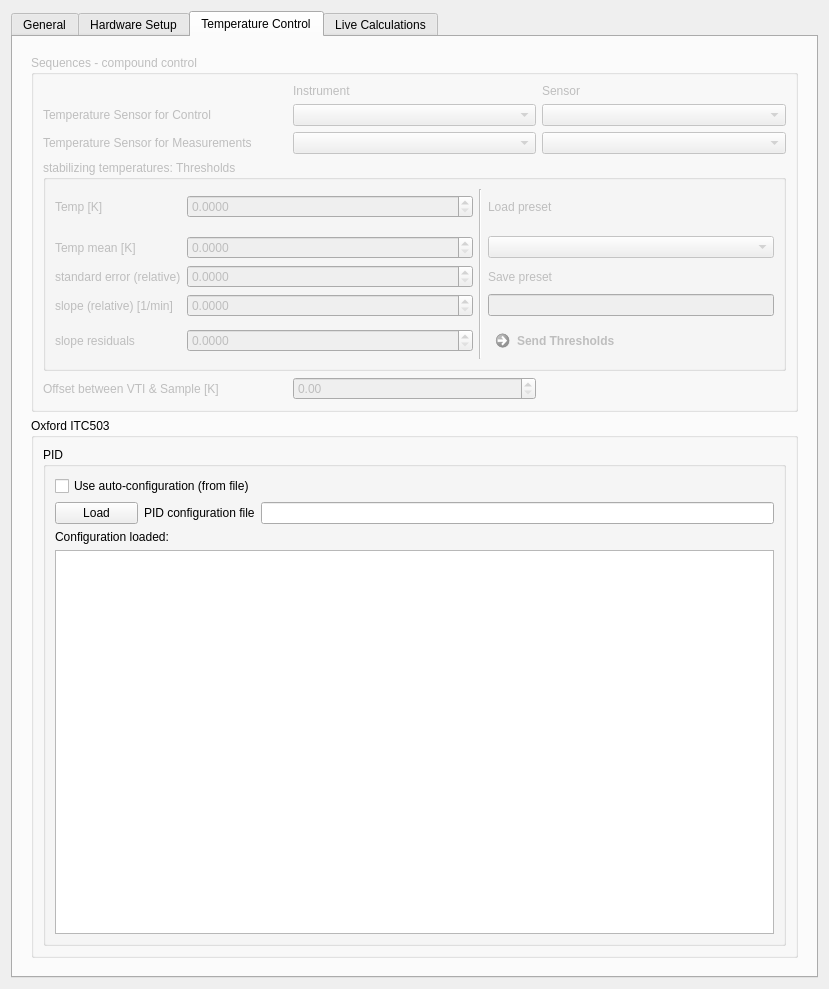
The window that CryostatGUI/configurations/settings_global.ui (Cryostat-GUI/Cryostat-GUI) describes before a commit, drawn with Qt 5.
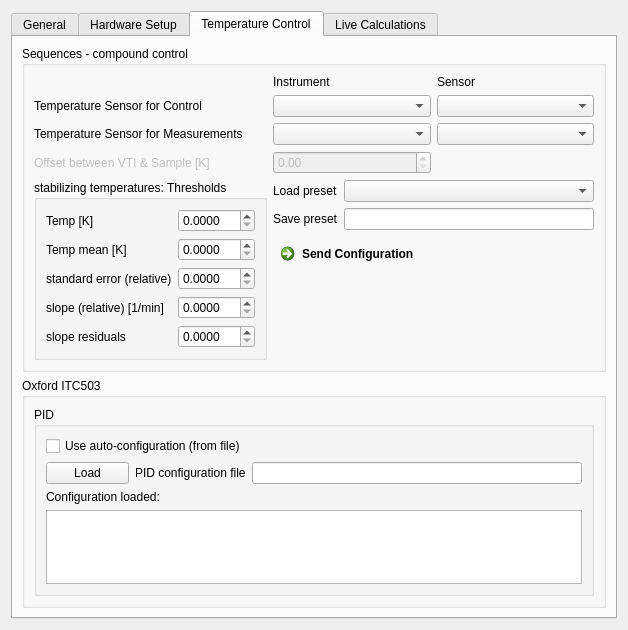
The same window after the commit.

Commit message: GUI progress for Sequence Thresholds

```diff
--- a/CryostatGUI/configurations/settings_global.ui
+++ b/CryostatGUI/configurations/settings_global.ui
@@ -6,8 +6,8 @@
    <rect>
     <x>0</x>
     <y>0</y>
-    <width>829</width>
-    <height>989</height>
+    <width>628</width>
+    <height>630</height>
    </rect>
   </property>
   <property name="windowTitle">
@@ -756,216 +756,22 @@
        <string>Temperature Control</string>
       </attribute>
       <layout class="QGridLayout" name="gridLayout_5">
-       <item row="0" column="0">
-        <widget class="QWidget" name="widget" native="true">
-         <layout class="QGridLayout" name="gridLayout_9" rowstretch="0,1">
-          <item row="0" column="0">
-           <widget class="QGroupBox" name="groupBox">
-            <property name="enabled">
-             <bool>false</bool>
-            </property>
-            <property name="title">
-             <string>Sequences - compound control</string>
-            </property>
-            <layout class="QGridLayout" name="gridLayout_4">
-             <item row="1" column="1">
-              <widget class="QComboBox" name="combo_SensorControl_Instrument"/>
-             </item>
-             <item row="1" column="0">
-              <widget class="QLabel" name="label_10">
-               <property name="text">
-                <string>Temperature Sensor for Control</string>
-               </property>
-              </widget>
-             </item>
-             <item row="1" column="2">
-              <widget class="QComboBox" name="combo_SensorControl_Sensor"/>
-             </item>
-             <item row="2" column="0">
-              <widget class="QLabel" name="label_19">
-               <property name="text">
-                <string>Temperature Sensor for Measurements</string>
-               </property>
-              </widget>
-             </item>
-             <item row="2" column="1">
-              <widget class="QComboBox" name="combo_SensorMeas_Instrument"/>
-             </item>
-             <item row="2" column="2">
-              <widget class="QComboBox" name="combo_SensorMeas_Sensor"/>
-             </item>
-             <item row="4" column="0" colspan="3">
-              <widget class="QGroupBox" name="groupBox_4">
-               <property name="title">
-                <string>stabilizing temperatures: Thresholds</string>
-               </property>
-               <layout class="QGridLayout" name="gridLayout_8" rowstretch="0,0,0,0,0,0,0,0" columnstretch="0,0,1,0,1">
-                <item row="1" column="0">
-                 <widget class="QLabel" name="label_12">
-                  <property name="text">
-                   <string>Temp [K]</string>
-                  </property>
-                 </widget>
-                </item>
-                <item row="7" column="2">
-                 <widget class="QDoubleSpinBox" name="spin_Sequence_threshold_slopeResiduals">
-                  <property name="decimals">
-                   <number>4</number>
-                  </property>
-                  <property name="maximum">
-                   <double>100.000000000000000</double>
-                  </property>
-                 </widget>
-                </item>
-                <item row="5" column="2">
-                 <widget class="QDoubleSpinBox" name="doubleSpinBox_15">
-                  <property name="decimals">
-                   <number>4</number>
-                  </property>
-                  <property name="maximum">
-                   <double>100.000000000000000</double>
-                  </property>
-                 </widget>
-                </item>
-                <item row="7" column="0">
-                 <widget class="QLabel" name="label_15">
-                  <property name="text">
-                   <string>slope residuals</string>
-                  </property>
-                 </widget>
-                </item>
-                <item row="5" column="0">
-                 <widget class="QLabel" name="label_18">
-                  <property name="text">
-                   <string>standard error (relative)</string>
-                  </property>
-                 </widget>
-                </item>
-                <item row="0" column="3" rowspan="8">
-                 <widget class="Line" name="line_3">
-                  <property name="orientation">
-                   <enum>Qt::Vertical</enum>
-                  </property>
-                 </widget>
-                </item>
-                <item row="4" column="2">
-                 <widget class="QDoubleSpinBox" name="spin_Sequence_threshold_Tmean_K">
-                  <property name="decimals">
-                   <number>4</number>
-                  </property>
-                  <property name="minimum">
-                   <double>0.000000000000000</double>
-                  </property>
-                  <property name="maximum">
-                   <double>300.000000000000000</double>
-                  </property>
-                 </widget>
-                </item>
-                <item row="6" column="2">
-                 <widget class="QDoubleSpinBox" name="spin_Sequence_threshold_slope_Kpmin">
-                  <property name="decimals">
-                   <number>4</number>
-                  </property>
-                  <property name="maximum">
-                   <double>100.000000000000000</double>
-                  </property>
-                 </widget>
-                </item>
-                <item row="6" column="0">
-                 <widget class="QLabel" name="label_14">
-                  <property name="text">
-                   <string>slope (relative) [1/min]</string>
-                  </property>
-                 </widget>
-                </item>
-                <item row="4" column="0">
-                 <widget class="QLabel" name="label_13">
-                  <property name="text">
-                   <string>Temp mean [K]</string>
-                  </property>
-                 </widget>
-                </item>
-                <item row="1" column="2">
-                 <widget class="QDoubleSpinBox" name="spin_Sequence_threshold_T_K">
-                  <property name="decimals">
-                   <number>4</number>
-                  </property>
-                  <property name="minimum">
-                   <double>0.000000000000000</double>
-                  </property>
-                  <property name="maximum">
-                   <double>300.000000000000000</double>
-                  </property>
-                 </widget>
-                </item>
-                <item row="7" column="4">
-                 <widget class="QCommandLinkButton" name="command_sendThresholds">
-                  <property name="text">
-                   <string>Send Thresholds</string>
-                  </property>
-                 </widget>
-                </item>
-                <item row="5" column="4">
-                 <widget class="QLabel" name="label_17">
-                  <property name="text">
-                   <string>Save preset</string>
-                  </property>
-                 </widget>
-                </item>
-                <item row="4" column="4">
-                 <widget class="QComboBox" name="combo_thresholdsLoadingPreset"/>
-                </item>
-                <item row="6" column="4">
-                 <widget class="QLineEdit" name="lineEdit_thresholdsSavingPreset"/>
-                </item>
-                <item row="1" column="4">
-                 <widget class="QLabel" name="label_16">
-                  <property name="text">
-                   <string>Load preset</string>
-                  </property>
-                 </widget>
-                </item>
-               </layout>
-              </widget>
-             </item>
-             <item row="0" column="1">
-              <widget class="QLabel" name="label_20">
-               <property name="text">
-                <string>Instrument</string>
-               </property>
-              </widget>
-             </item>
-             <item row="0" column="2">
-              <widget class="QLabel" name="label_21">
-               <property name="text">
-                <string>Sensor</string>
-               </property>
-              </widget>
-             </item>
-             <item row="5" column="0">
-              <widget class="QLabel" name="label_11">
-               <property name="enabled">
-                <bool>false</bool>
-               </property>
-               <property name="text">
-                <string>Offset between VTI &amp; Sample [K]</string>
-               </property>
-              </widget>
-             </item>
-             <item row="5" column="1">
-              <widget class="QDoubleSpinBox" name="spin_Sequence_sampleOffsetLinear_K">
-               <property name="enabled">
-                <bool>false</bool>
-               </property>
-               <property name="maximum">
-                <double>300.000000000000000</double>
-               </property>
-              </widget>
-             </item>
-            </layout>
-           </widget>
-          </item>
-          <item row="1" column="0">
+       <item row="1" column="0">
+        <widget class="QWidget" name="TemperatureControl" native="true">
+         <layout class="QGridLayout" name="gridLayout_9" rowstretch="0,1,0">
+          <property name="leftMargin">
+           <number>0</number>
+          </property>
+          <property name="topMargin">
+           <number>0</number>
+          </property>
+          <property name="rightMargin">
+           <number>0</number>
+          </property>
+          <property name="bottomMargin">
+           <number>0</number>
+          </property>
+          <item row="2" column="0">
            <widget class="QGroupBox" name="groupBox_2">
             <property name="maximumSize">
              <size>
@@ -1036,6 +842,215 @@
             </layout>
            </widget>
           </item>
+          <item row="1" column="0">
+           <widget class="QGroupBox" name="groupBox">
+            <property name="enabled">
+             <bool>true</bool>
+            </property>
+            <property name="title">
+             <string>Sequences - compound control</string>
+            </property>
+            <layout class="QGridLayout" name="gridLayout_4">
+             <item row="4" column="0" rowspan="2">
+              <widget class="QGroupBox" name="groupBox_4">
+               <property name="title">
+                <string>stabilizing temperatures: Thresholds</string>
+               </property>
+               <layout class="QGridLayout" name="gridLayout_8" rowstretch="1,1,0,0,0,0,0" columnstretch="0,0,0,0">
+                <item row="1" column="0">
+                 <widget class="QLabel" name="label_12">
+                  <property name="text">
+                   <string>Temp [K]</string>
+                  </property>
+                 </widget>
+                </item>
+                <item row="5" column="2">
+                 <widget class="QDoubleSpinBox" name="spin_Sequence_threshold_slopeResiduals">
+                  <property name="decimals">
+                   <number>4</number>
+                  </property>
+                  <property name="maximum">
+                   <double>100.000000000000000</double>
+                  </property>
+                 </widget>
+                </item>
+                <item row="3" column="2">
+                 <widget class="QDoubleSpinBox" name="doubleSpinBox_15">
+                  <property name="decimals">
+                   <number>4</number>
+                  </property>
+                  <property name="maximum">
+                   <double>100.000000000000000</double>
+                  </property>
+                 </widget>
+                </item>
+                <item row="5" column="0">
+                 <widget class="QLabel" name="label_15">
+                  <property name="text">
+                   <string>slope residuals</string>
+                  </property>
+                 </widget>
+                </item>
+                <item row="3" column="0">
+                 <widget class="QLabel" name="label_18">
+                  <property name="text">
+                   <string>standard error (relative)</string>
+                  </property>
+                 </widget>
+                </item>
+                <item row="2" column="0">
+                 <widget class="QLabel" name="label_13">
+                  <property name="text">
+                   <string>Temp mean [K]</string>
+                  </property>
+                 </widget>
+                </item>
+                <item row="1" column="2">
+                 <widget class="QDoubleSpinBox" name="spin_Sequence_threshold_T_K">
+                  <property name="decimals">
+                   <number>4</number>
+                  </property>
+                  <property name="minimum">
+                   <double>0.000000000000000</double>
+                  </property>
+                  <property name="maximum">
+                   <double>300.000000000000000</double>
+                  </property>
+                 </widget>
+                </item>
+                <item row="2" column="2">
+                 <widget class="QDoubleSpinBox" name="spin_Sequence_threshold_Tmean_K">
+                  <property name="decimals">
+                   <number>4</number>
+                  </property>
+                  <property name="minimum">
+                   <double>0.000000000000000</double>
+                  </property>
+                  <property name="maximum">
+                   <double>300.000000000000000</double>
+                  </property>
+                 </widget>
+                </item>
+                <item row="4" column="0">
+                 <widget class="QLabel" name="label_14">
+                  <property name="text">
+                   <string>slope (relative) [1/min]</string>
+                  </property>
+                 </widget>
+                </item>
+                <item row="4" column="2">
+                 <widget class="QDoubleSpinBox" name="spin_Sequence_threshold_slope_Kpmin">
+                  <property name="decimals">
+                   <number>4</number>
+                  </property>
+                  <property name="maximum">
+                   <double>100.000000000000000</double>
+                  </property>
+                 </widget>
+                </item>
+               </layout>
+              </widget>
+             </item>
+             <item row="4" column="1" colspan="2">
+              <layout class="QGridLayout" name="gridLayout_15">
+               <item row="0" column="1">
+                <widget class="QComboBox" name="combo_thresholdsLoadingPreset"/>
+               </item>
+               <item row="1" column="0">
+                <widget class="QLabel" name="label_17">
+                 <property name="text">
+                  <string>Save preset</string>
+                 </property>
+                </widget>
+               </item>
+               <item row="0" column="0">
+                <widget class="QLabel" name="label_16">
+                 <property name="text">
+                  <string>Load preset</string>
+                 </property>
+                </widget>
+               </item>
+               <item row="1" column="1">
+                <widget class="QLineEdit" name="lineEdit_thresholdsSavingPreset"/>
+               </item>
+              </layout>
+             </item>
+             <item row="0" column="2">
+              <widget class="QLabel" name="label_21">
+               <property name="text">
+                <string>Sensor</string>
+               </property>
+              </widget>
+             </item>
+             <item row="2" column="1">
+              <widget class="QComboBox" name="combo_SensorMeas_Instrument"/>
+             </item>
+             <item row="1" column="1">
+              <widget class="QComboBox" name="combo_SensorControl_Instrument"/>
+             </item>
+             <item row="0" column="1">
+              <widget class="QLabel" name="label_20">
+               <property name="text">
+                <string>Instrument</string>
+               </property>
+              </widget>
+             </item>
+             <item row="3" column="0">
+              <widget class="QLabel" name="label_11">
+               <property name="enabled">
+                <bool>false</bool>
+               </property>
+               <property name="text">
+                <string>Offset between VTI &amp; Sample [K]</string>
+               </property>
+              </widget>
+             </item>
+             <item row="1" column="2">
+              <widget class="QComboBox" name="combo_SensorControl_Sensor"/>
+             </item>
+             <item row="2" column="2">
+              <widget class="QComboBox" name="combo_SensorMeas_Sensor"/>
+             </item>
+             <item row="2" column="0">
+              <widget class="QLabel" name="label_19">
+               <property name="text">
+                <string>Temperature Sensor for Measurements</string>
+               </property>
+              </widget>
+             </item>
+             <item row="1" column="0">
+              <widget class="QLabel" name="label_10">
+               <property name="text">
+                <string>Temperature Sensor for Control</string>
+               </property>
+              </widget>
+             </item>
+             <item row="3" column="1">
+              <widget class="QDoubleSpinBox" name="spin_Sequence_sampleOffsetLinear_K">
+               <property name="enabled">
+                <bool>false</bool>
+               </property>
+               <property name="maximum">
+                <double>300.000000000000000</double>
+               </property>
+              </widget>
+             </item>
+             <item row="5" column="1" colspan="2">
+              <widget class="QCommandLinkButton" name="command_sendThresholds">
+               <property name="minimumSize">
+                <size>
+                 <width>0</width>
+                 <height>50</height>
+                </size>
+               </property>
+               <property name="text">
+                <string>Send Configuration</string>
+               </property>
+              </widget>
+             </item>
+            </layout>
+           </widget>
+          </item>
          </layout>
         </widget>
        </item>
```
Left out of the diff: 660 changed lines with no effect on the pictures. The commit also changes 1 other file.
